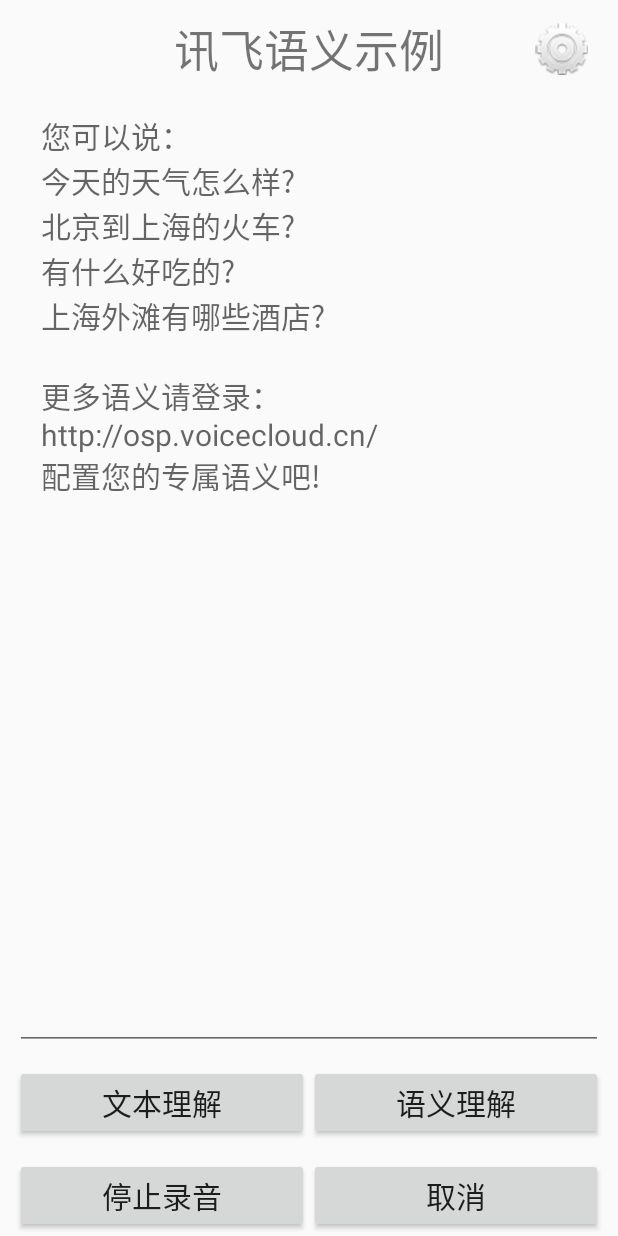
After one commit to xliuchao/XunFeiVoice, an Android app: the layout understander.xml on its own in the app's theme, with its tools: preview values and no code run, on a phone screen of 412 x 824 dp. The commit adds this screen. Run offline under Robolectric (Android 15) with nearby library versions, the phone set to English and light mode, and no system bars.

Commit message:
新增语音识别测试

```diff
--- a/MyApplication/app/src/main/AndroidManifest.xml
+++ b/MyApplication/app/src/main/AndroidManifest.xml
@@ -19,6 +19,7 @@
         <activity android:name=".IatDemo"></activity>
         <activity android:name=".TtsDemo"></activity>
         <activity android:name=".AsrDemo"></activity>
+        <activity android:name=".DictationDemo"></activity>
         <activity android:name=".settings.IatSettings"></activity>
         <activity android:name=".settings.TtsSettings"></activity>
         <!-- 移动统计分析 -->
--- a/MyApplication/app/src/main/java/com/example/admin/xunfeivoice/IatDemo.java
+++ b/MyApplication/app/src/main/java/com/example/admin/xunfeivoice/IatDemo.java
@@ -163,8 +163,7 @@
 			mIatResults.clear();
 			// 设置参数
 			setParam();
-			boolean isShowDialog = mSharedPreferences.getBoolean(
-					getString(R.string.pref_key_iat_show), true);
+			boolean isShowDialog = mSharedPreferences.getBoolean(getString(R.string.pref_key_iat_show), true);
 			if (isShowDialog) {
 				// 显示听写对话框
 				mIatDialog.setListener(mRecognizerDialogListener);
--- a/MyApplication/app/src/main/java/com/example/admin/xunfeivoice/MainActivity.java
+++ b/MyApplication/app/src/main/java/com/example/admin/xunfeivoice/MainActivity.java
@@ -22,7 +22,7 @@
         ButterKnife.bind(this);
     }
 
-    @OnClick({R.id.tv_iat, R.id.tv_tts,R.id.tv_isr})
+    @OnClick({R.id.tv_iat, R.id.tv_tts,R.id.tv_isr,R.id.tv_dictation})
     @Override
     public void onClick(View view) {
         Log.e("print","tts:"+tts.toString());
@@ -38,6 +38,9 @@
             case R.id.tv_isr:
                 startActivity(new Intent(this, AsrDemo.class));
                 break;
+            case R.id.tv_dictation:
+                startActivity(new Intent(this, DictationDemo.class));
+                break;
         }
     }
 }
--- /dev/null
+++ b/MyApplication/app/src/main/res/layout/understander.xml
@@ -0,0 +1,93 @@
+<?xml version="1.0" encoding="utf-8"?>
+<LinearLayout xmlns:android="http://schemas.android.com/apk/res/android"
+    android:layout_width="match_parent"
+    android:layout_height="match_parent"
+    android:focusable="true"
+    android:focusableInTouchMode="true"
+    android:gravity="center_horizontal"
+    android:orientation="vertical"
+    android:paddingLeft="10dp"
+    android:paddingRight="10dp" >
+
+    <RelativeLayout
+        android:layout_width="match_parent"
+        android:layout_height="wrap_content"
+        android:layout_margin="10dp" >
+
+        <TextView
+            android:layout_width="wrap_content"
+            android:layout_height="wrap_content"
+            android:layout_centerInParent="true"
+            android:text="讯飞语义示例"
+            android:textSize="30sp" />
+
+        <ImageButton
+            android:id="@+id/image_understander_set"
+            android:layout_width="35dp"
+            android:layout_height="35dp"
+            android:layout_alignParentRight="true"
+            android:layout_centerVertical="true"
+            android:background="@drawable/main_setting_btn_np" />
+    </RelativeLayout>
+
+    <EditText
+        android:id="@+id/understander_text"
+        android:layout_width="match_parent"
+        android:layout_height="0dp"
+        android:layout_weight="1"
+        android:gravity="top|left"
+        android:hint="@string/text_understand_hint"
+        android:paddingBottom="40dp"
+        android:textSize="20sp" />
+
+    <LinearLayout
+        android:layout_width="match_parent"
+        android:layout_height="wrap_content"
+        android:layout_marginBottom="2dp"
+        android:layout_marginTop="10dp"
+        android:gravity="center_horizontal"
+        android:orientation="horizontal" >
+
+        <Button
+            android:id="@+id/text_understander"
+            android:layout_width="0dp"
+            android:layout_height="wrap_content"
+            android:layout_weight="1"
+            android:text="文本理解"
+            android:textSize="20sp" />
+
+        <Button
+            android:id="@+id/start_understander"
+            android:layout_width="0dp"
+            android:layout_height="wrap_content"
+            android:layout_weight="1"
+            android:text="语义理解"
+            android:textSize="20sp" />
+    </LinearLayout>
+
+    <LinearLayout
+        android:layout_width="match_parent"
+        android:layout_height="wrap_content"
+        android:layout_marginBottom="2dp"
+        android:layout_marginTop="10dp"
+        android:gravity="center_horizontal"
+        android:orientation="horizontal" >
+
+        <Button
+            android:id="@+id/understander_stop"
+            android:layout_width="0dp"
+            android:layout_height="wrap_content"
+            android:layout_weight="1"
+            android:text="停止录音"
+            android:textSize="20sp" />
+
+        <Button
+            android:id="@+id/understander_cancel"
+            android:layout_width="0dp"
+            android:layout_height="wrap_content"
+            android:layout_weight="1"
+            android:text="取消"
+            android:textSize="20sp" />
+    </LinearLayout>
+
+</LinearLayout>
```
Also changed, not shown: MyApplication/app/src/main/java/com/example/admin/xunfeivoice/DictationDemo.java (added, +245 -0 lines), MyApplication/app/src/main/res/layout/activity_main.xml (+12 -0 lines), MyApplication/app/src/main/res/layout/dictationdemo.xml (added, +30 -0 lines).
